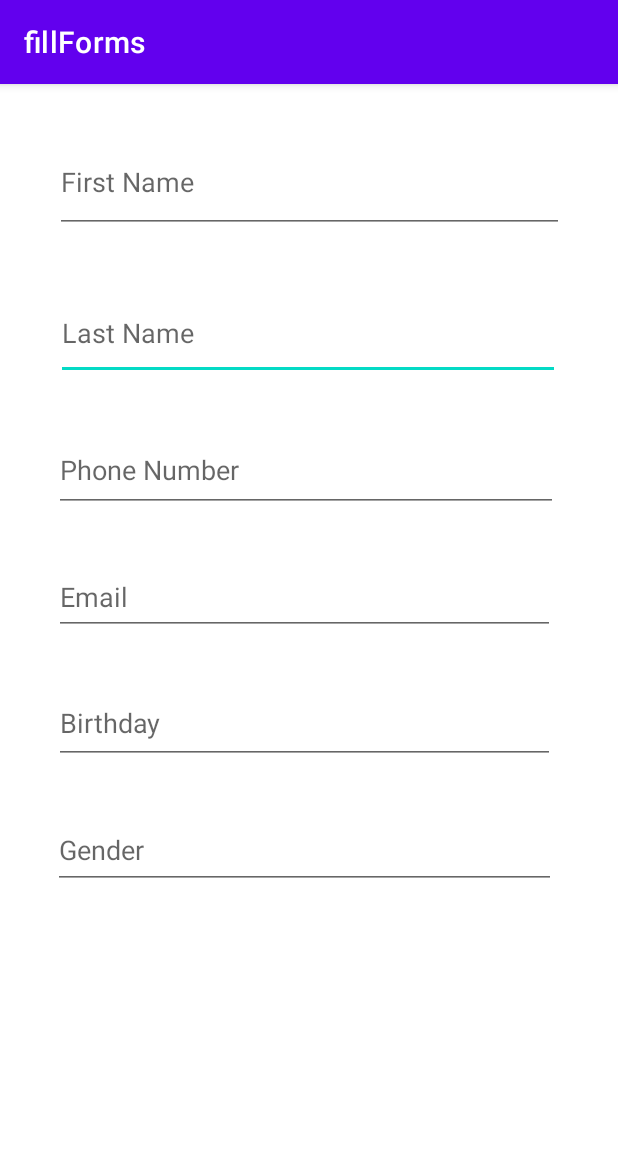
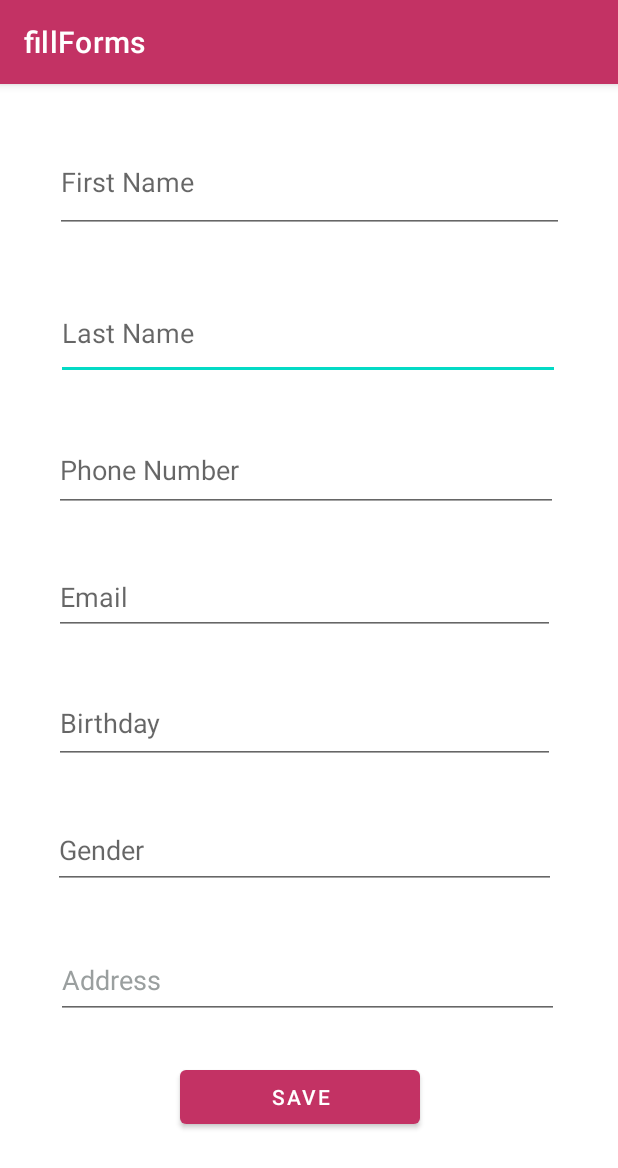
Before and after one commit to maanza-gs/collegeThings, an Android app: the screen it shows after launch (MainActivity), on a phone screen of 412 x 824 dp. Shown: the top 1168 px of the screen. Run offline under Robolectric (Android 15) with nearby library versions, the phone set to English and light mode, and no system bars.

Commit message:
Android lab ws6

```diff
--- a/Sem6/android lab/q6/app/src/main/java/com/example/fillforms/MainActivity.kt
+++ b/Sem6/android lab/q6/app/src/main/java/com/example/fillforms/MainActivity.kt
@@ -1,11 +1,44 @@
 package com.example.fillforms
 
+import android.content.Intent
 import androidx.appcompat.app.AppCompatActivity
 import android.os.Bundle
+import android.provider.ContactsContract.CommonDataKinds.Email
+import android.provider.ContactsContract.CommonDataKinds.Phone
+import android.provider.ContactsContract.RawContacts.Data
+import android.view.View.INVISIBLE
+import android.view.View.VISIBLE
+import android.widget.Button
+import android.widget.EditText
+import android.widget.Toast
+import java.util.Date
 
 class MainActivity : AppCompatActivity() {
     override fun onCreate(savedInstanceState: Bundle?) {
         super.onCreate(savedInstanceState)
         setContentView(R.layout.activity_main)
+        val first = findViewById<EditText>(R.id.fname)
+        val last = findViewById<EditText>(R.id.lname)
+        val phone = findViewById<EditText>(R.id.phno)
+        val email = findViewById<EditText>(R.id.email)
+        val bdate = findViewById<EditText>(R.id.bday)
+        val gen = findViewById<EditText>(R.id.gender)
+        val address = findViewById<EditText>(R.id.address)
+        val button = findViewById<Button>(R.id.button)
+        button.setOnClickListener {
+            val finame=first.text.toString()
+            if (first.text.toString() == "" || last.text.toString() == "" || phone.text.toString() == "" || email.text.toString() == "" || bdate.text.toString() == "" || address.text.toString() == "") {
+                Toast.makeText(
+                    this@MainActivity,
+                    "please enter all the details",
+                    Toast.LENGTH_LONG
+                ).show()
+            } else {
+                button.visibility = VISIBLE
+                val abc = Intent(applicationContext, MainActivity2::class.java)
+                abc.putExtra("fname", finame)
+                startActivity(abc)
+            }
+        }
     }
 }
--- /dev/null
+++ b/Sem6/android lab/q6/app/src/main/java/com/example/fillforms/MainActivity3.kt
@@ -0,0 +1,4 @@
+package com.example.fillforms
+
+class MainActivity3 {
+}
--- a/Sem6/android lab/q6/app/src/main/res/layout/activity_main.xml
+++ b/Sem6/android lab/q6/app/src/main/res/layout/activity_main.xml
@@ -21,7 +21,7 @@
         app:layout_constraintTop_toBottomOf="@+id/fname" />
 
     <EditText
-        android:id="@+id/editTextTextEmailAddress"
+        android:id="@+id/email"
         android:layout_width="334dp"
         android:layout_height="50dp"
         android:layout_marginStart="36dp"
@@ -47,7 +47,7 @@
         app:layout_constraintTop_toTopOf="parent" />
 
     <EditText
-        android:id="@+id/editTextDate"
+        android:id="@+id/bday"
         android:layout_width="334dp"
         android:layout_height="54dp"
         android:layout_marginStart="36dp"
@@ -57,7 +57,7 @@
         android:inputType="date"
         android:textColor="#000000"
         app:layout_constraintStart_toStartOf="parent"
-        app:layout_constraintTop_toBottomOf="@+id/editTextTextEmailAddress" />
+        app:layout_constraintTop_toBottomOf="@+id/email" />
 
     <EditText
         android:id="@+id/phno"
@@ -73,7 +73,7 @@
         app:layout_constraintTop_toBottomOf="@+id/lname" />
 
     <EditText
-        android:id="@+id/editTextTextPersonName"
+        android:id="@+id/gender"
         android:layout_width="335dp"
         android:layout_height="51dp"
         android:layout_marginStart="35dp"
@@ -82,6 +82,31 @@
         android:hint="Gender"
         android:inputType="textPersonName"
         app:layout_constraintStart_toStartOf="parent"
-        app:layout_constraintTop_toBottomOf="@+id/editTextDate" />
+        app:layout_constraintTop_toBottomOf="@+id/bday" />
+
+    <EditText
+        android:id="@+id/address"
+        android:layout_width="335dp"
+        android:layout_height="51dp"
+        android:layout_marginStart="37dp"
+        android:layout_marginTop="35dp"
+        android:ems="10"
+        android:inputType="textPersonName"
+        android:text="Address"
+        android:textColor="#9A9F9F"
+        app:layout_constraintStart_toStartOf="parent"
+        app:layout_constraintTop_toBottomOf="@+id/gender" />
+
+    <Button
+        android:id="@+id/button"
+        android:layout_width="wrap_content"
+        android:layout_height="wrap_content"
+        android:layout_marginStart="120dp"
+        android:layout_marginTop="28dp"
+        android:ems="10"
+        android:inputType="textPersonName"
+        android:text="SAVE"
+        app:layout_constraintStart_toStartOf="parent"
+        app:layout_constraintTop_toBottomOf="@+id/address" />
 
 </androidx.constraintlayout.widget.ConstraintLayout>
--- /dev/null
+++ b/Sem6/android lab/q6/app/src/main/res/layout/activity_main3.xml
@@ -0,0 +1,6 @@
+<?xml version="1.0" encoding="utf-8"?>
+<androidx.constraintlayout.widget.ConstraintLayout xmlns:android="http://schemas.android.com/apk/res/android"
+    android:layout_width="match_parent"
+    android:layout_height="match_parent">
+
+</androidx.constraintlayout.widget.ConstraintLayout>
--- a/Sem6/android lab/q6/app/src/main/res/values/colors.xml
+++ b/Sem6/android lab/q6/app/src/main/res/values/colors.xml
@@ -1,7 +1,7 @@
 <?xml version="1.0" encoding="utf-8"?>
 <resources>
     <color name="purple_200">#FFBB86FC</color>
-    <color name="purple_500">#FF6200EE</color>
+    <color name="purple_500">#C33264</color>
     <color name="purple_700">#FF3700B3</color>
     <color name="teal_200">#FF03DAC5</color>
     <color name="teal_700">#FF018786</color>
```
Also changed, not shown: Sem6/android lab/q6/app/src/main/java/com/example/fillforms/MainActivity2.kt (added, +17 -0 lines), Sem6/android lab/q6/app/src/main/res/layout/activity_main2.xml (added, +18 -0 lines).
